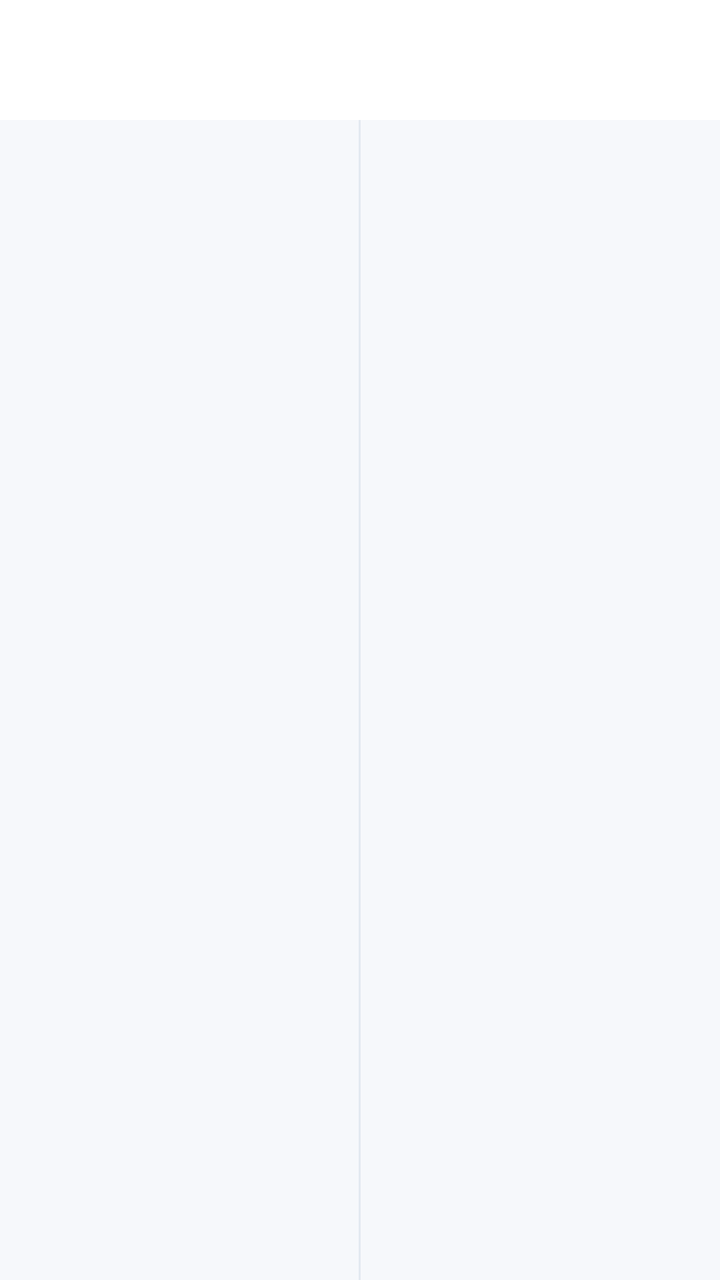
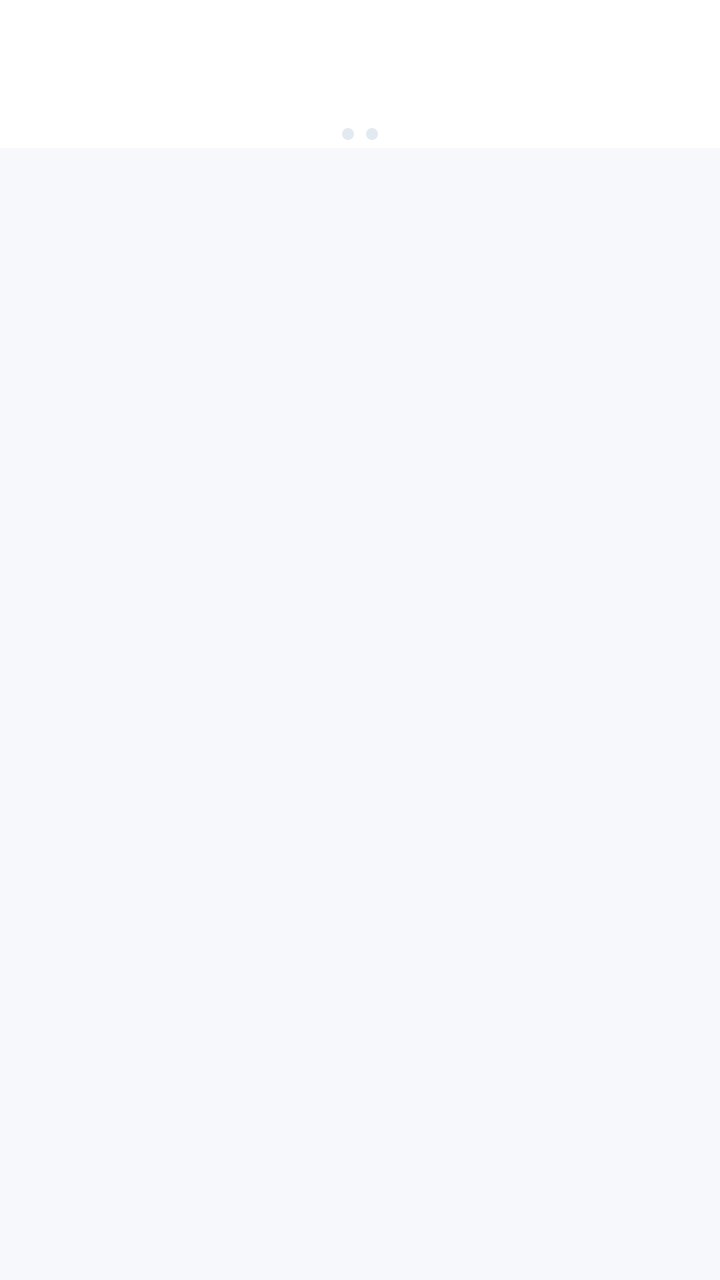

The first picture is an Android layout as it rendered before a commit; the second is the same layout after the commit. The layout source and the unified diff follow.
<!-- AndroidManifest.xml: application theme AppTheme -->
<!-- res/layout/activity_locations.xml -->
<?xml version="1.0" encoding="utf-8"?>
<LinearLayout xmlns:android="http://schemas.android.com/apk/res/android"
    android:layout_width="match_parent"
    android:layout_height="match_parent"
    android:background="?attr/lumenBg"
    android:fitsSystemWindows="true"
    android:orientation="vertical">

    <android.widget.Toolbar
        android:id="@+id/toolbar"
        android:layout_width="match_parent"
        android:layout_height="60dp"
        android:background="?attr/lumenSurface" />

    <LinearLayout
        android:layout_width="match_parent"
        android:layout_height="0dp"
        android:layout_weight="1"
        android:orientation="horizontal">

        <LinearLayout
            android:id="@+id/paneLeft"
            android:layout_width="0dp"
            android:layout_height="match_parent"
            android:layout_weight="1"
            android:orientation="vertical" />

        <View
            android:layout_width="1dp"
            android:layout_height="match_parent"
            android:background="?attr/lumenDivider" />

        <LinearLayout
            android:id="@+id/paneRight"
            android:layout_width="0dp"
            android:layout_height="match_parent"
            android:layout_weight="1"
            android:orientation="vertical" />

    </LinearLayout>

</LinearLayout>
<!-- resources referenced by this layout -->
<resources>
  <style name="AppTheme" parent="@android:style/Theme.Material.Light.NoActionBar">
          <item name="lumenBg">@color/light_bg</item>
          <item name="lumenSurface">@color/light_surface</item>
          <item name="lumenContainer">@color/light_container</item>
          <item name="lumenCard">@color/light_card</item>
          <item name="lumenText">@color/light_text</item>
          <item name="lumenSecondary">@color/light_secondary</item>
          <item name="lumenDivider">@color/light_divider</item>
          <item name="lumenAccent">@color/light_accent</item>
          <item name="lumenOnAccent">@color/light_on_accent</item>
          <item name="lumenAccentContainer">@color/light_accent_container</item>
          <item name="lumenOnAccentContainer">@color/light_on_accent_container</item>
          <item name="lumenAccent2">@color/light_accent2</item>
          <item name="lumenRipple">@color/light_ripple</item>
          <item name="android:colorAccent">@color/light_accent</item>
          <item name="android:textColorPrimary">@color/light_text</item>
          <item name="android:textColorSecondary">@color/light_secondary</item>
          <item name="android:windowBackground">@color/light_bg</item>
          <item name="android:statusBarColor">@color/light_bg</item>
          <item name="android:navigationBarColor">@color/light_bg</item>
          <item name="android:windowLightStatusBar">true</item>
          <item name="android:windowActionModeOverlay">true</item>
          <item name="android:alertDialogTheme">@style/AppDialog.Light</item>
      </style>
  <color name="light_bg">#F6F8FB</color>
  <color name="light_surface">#FFFFFF</color>
  <color name="light_container">#EDF1F7</color>
  <color name="light_card">#FFFFFF</color>
  <color name="light_text">#141B25</color>
  <color name="light_secondary">#5C6B7F</color>
  <color name="light_divider">#E3E9F1</color>
  <color name="light_accent">#0B7E70</color>
  <color name="light_on_accent">#FFFFFF</color>
  <color name="light_accent_container">#D0F2EA</color>
  <color name="light_on_accent_container">#05453C</color>
  <color name="light_accent2">#4F63DC</color>
  <color name="light_ripple">#1F0B7E70</color>
  <style name="AppDialog.Light" parent="@android:style/Theme.Material.Light.Dialog.Alert">
          <item name="android:windowBackground">@drawable/bg_dialog</item>
          <item name="android:colorAccent">@color/light_accent</item>
          <item name="android:textColor">@color/light_text</item>
          <item name="android:textColorPrimary">@color/light_text</item>
          <item name="android:textColorSecondary">@color/light_secondary</item>
          <item name="android:windowMinWidthMinor">82%</item>
      </style>
  <!-- drawable bg_dialog (drawable) -->
  <?xml version="1.0" encoding="utf-8"?>
  <shape xmlns:android="http://schemas.android.com/apk/res/android" android:shape="rectangle">
      <solid android:color="#FFFFFF" />
      <corners android:radius="22dp" />
  </shape>
</resources>

<!-- the commit's change to res/layout/activity_locations.xml (unified diff, before → after) -->
@@ -12,31 +12,47 @@
         android:layout_height="60dp"
         android:background="?attr/lumenSurface" />
 
+    
     <LinearLayout
         android:layout_width="match_parent"
+        android:layout_height="14dp"
+        android:background="?attr/lumenSurface"
+        android:gravity="center"
+        android:orientation="horizontal">
+
+        <View
+            android:id="@+id/dotFirst"
+            android:layout_width="6dp"
+            android:layout_height="6dp"
+            android:background="@drawable/bg_dot" />
+
+        <View
+            android:id="@+id/dotSecond"
+            android:layout_width="6dp"
+            android:layout_height="6dp"
+            android:layout_marginStart="6dp"
+            android:background="@drawable/bg_dot" />
+
+    </LinearLayout>
+
+    <ViewFlipper
+        android:id="@+id/flipper"
+        android:layout_width="match_parent"
         android:layout_height="0dp"
-        android:layout_weight="1"
-        android:orientation="horizontal">
+        android:layout_weight="1">
 
         <LinearLayout
             android:id="@+id/paneLeft"
-            android:layout_width="0dp"
+            android:layout_width="match_parent"
             android:layout_height="match_parent"
-            android:layout_weight="1"
             android:orientation="vertical" />
-
-        <View
-            android:layout_width="1dp"
-            android:layout_height="match_parent"
-            android:background="?attr/lumenDivider" />
 
         <LinearLayout
             android:id="@+id/paneRight"
-            android:layout_width="0dp"
+            android:layout_width="match_parent"
             android:layout_height="match_parent"
-            android:layout_weight="1"
             android:orientation="vertical" />
 
-    </LinearLayout>
+    </ViewFlipper>
 
 </LinearLayout>
<!-- resource entries referenced after the edit -->
@@ -1,5 +1,10 @@
 <!-- resources referenced by this layout -->
 <resources>
+  <!-- drawable bg_dot (drawable) -->
+  <?xml version="1.0" encoding="utf-8"?>
+  <shape xmlns:android="http://schemas.android.com/apk/res/android" android:shape="oval">
+      <solid android:color="?attr/lumenDivider" />
+  </shape>
   <style name="AppTheme" parent="@android:style/Theme.Material.Light.NoActionBar">
           <item name="lumenBg">@color/light_bg</item>
           <item name="lumenSurface">@color/light_surface</item>
